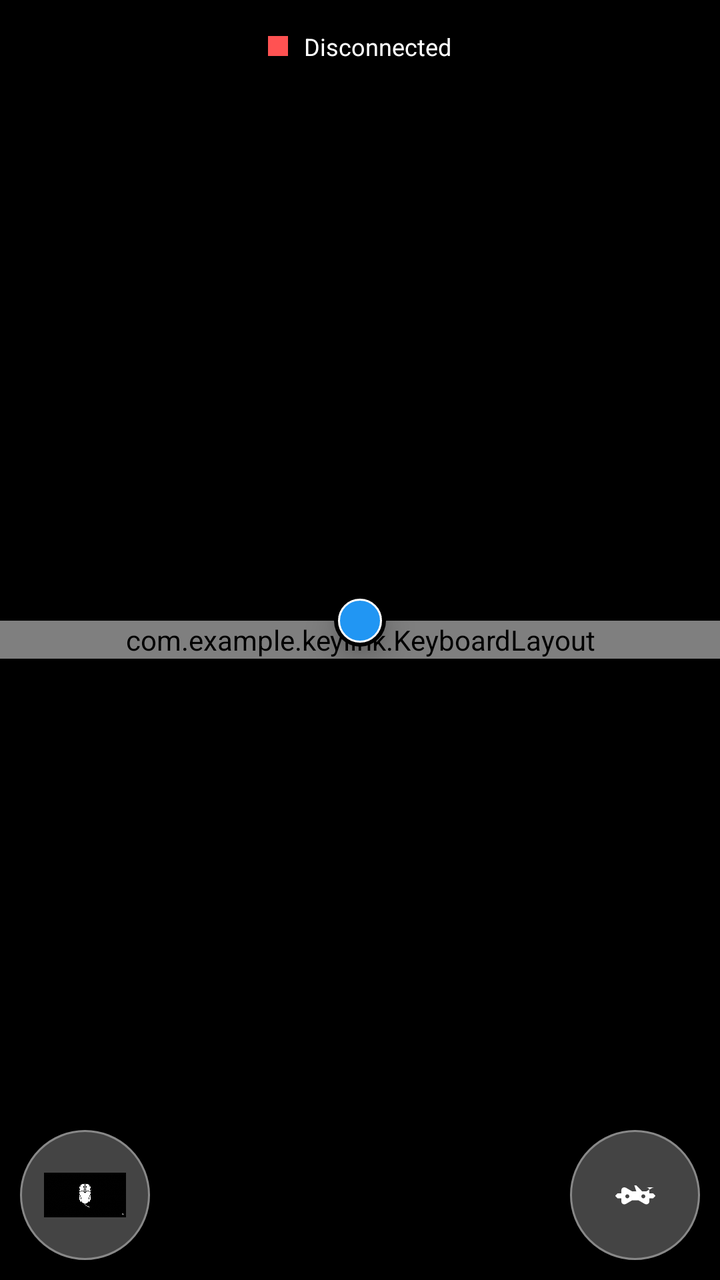
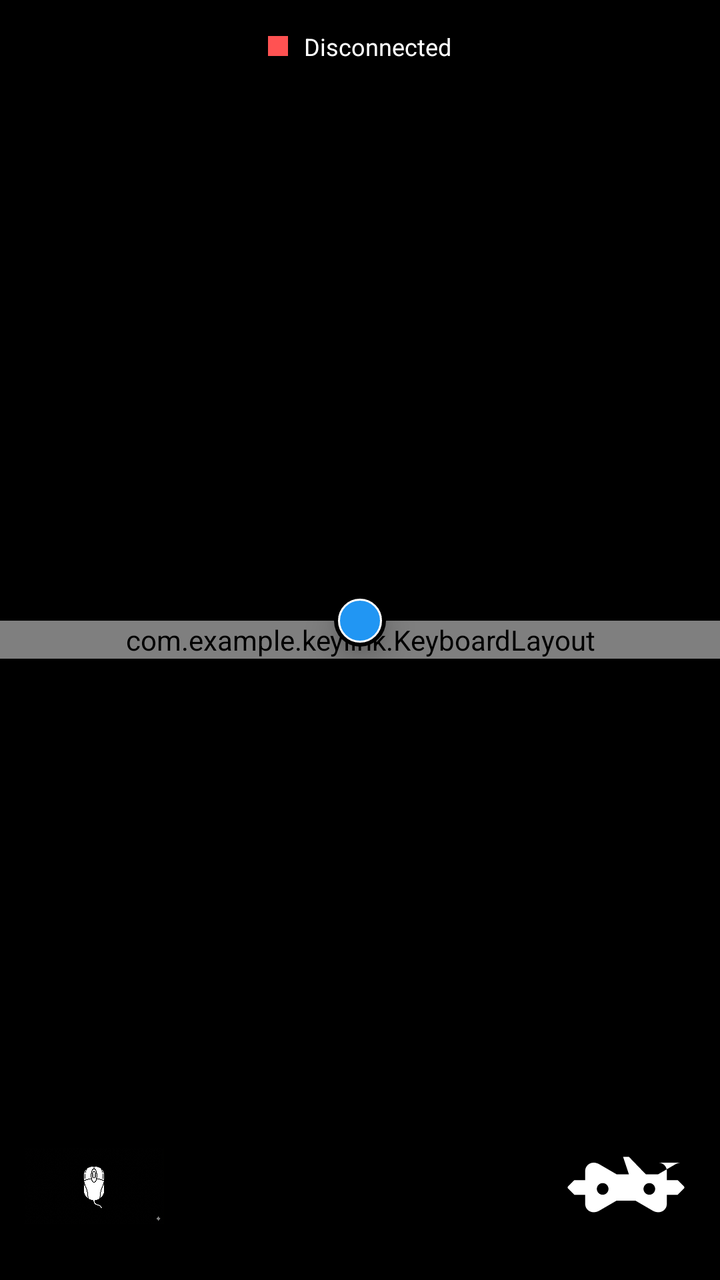

Two renders of the same Android screen: before a commit and after it. Below are the layout's source before the change and the commit's diff.
<!-- AndroidManifest.xml: application theme Theme.KeyLink -->
<!-- res/layout/activity_keyboard.xml -->
<?xml version="1.0" encoding="utf-8"?>
<FrameLayout xmlns:android="http://schemas.android.com/apk/res/android"
    xmlns:app="http://schemas.android.com/apk/res-auto"
    android:layout_width="match_parent"
    android:layout_height="match_parent"
    android:background="#000000">

    
    <View
        android:id="@+id/trackpadView"
        android:layout_width="match_parent"
        android:layout_height="match_parent" />

    <com.example.keylink.KeyboardLayout
        android:id="@+id/keyboardContainer"
        android:layout_width="match_parent"
        android:layout_height="wrap_content"
        android:layout_gravity="center"
        android:splitMotionEvents="true">

        
        <Button android:text="Esc" style="@style/KeyStyle" app:layout_rowIndex="0" app:layout_widthMultiplier="1.0"/>
        <Button android:text="F1" style="@style/KeyStyle" app:layout_rowIndex="0" app:layout_widthMultiplier="1.0"/>
        <Button android:text="F2" style="@style/KeyStyle" app:layout_rowIndex="0" app:layout_widthMultiplier="1.0"/>
        <Button android:text="F3" style="@style/KeyStyle" app:layout_rowIndex="0" app:layout_widthMultiplier="1.0"/>
        <Button android:text="F4" style="@style/KeyStyle" app:layout_rowIndex="0" app:layout_widthMultiplier="1.0"/>
        <Button android:text="F5" style="@style/KeyStyle" app:layout_rowIndex="0" app:layout_widthMultiplier="1.0"/>
        <Button android:text="F6" style="@style/KeyStyle" app:layout_rowIndex="0" app:layout_widthMultiplier="1.0"/>
        <Button android:text="F7" style="@style/KeyStyle" app:layout_rowIndex="0" app:layout_widthMultiplier="1.0"/>
        <Button android:text="F8" style="@style/KeyStyle" app:layout_rowIndex="0" app:layout_widthMultiplier="1.0"/>
        <Button android:text="F9" style="@style/KeyStyle" app:layout_rowIndex="0" app:layout_widthMultiplier="1.0"/>
        <Button android:text="F10" style="@style/KeyStyle" app:layout_rowIndex="0" app:layout_widthMultiplier="1.0"/>
        <Button android:text="F11" style="@style/KeyStyle" app:layout_rowIndex="0" app:layout_widthMultiplier="1.0"/>
        <Button android:text="F12" style="@style/KeyStyle" app:layout_rowIndex="0" app:layout_widthMultiplier="1.0"/>
        <Button android:text="PrtSc" style="@style/KeyStyle" app:layout_rowIndex="0" app:layout_widthMultiplier="1.0"/>
        <Button android:text="Ins" style="@style/KeyStyle" app:layout_rowIndex="0" app:layout_widthMultiplier="1.0"/>
        <Button android:text="Del" style="@style/KeyStyle" app:layout_rowIndex="0" app:layout_widthMultiplier="1.0"/>

        
        <Button android:text="~" style="@style/KeyStyle" app:layout_rowIndex="1" app:layout_widthMultiplier="1.0"/>
        <Button android:text="1" style="@style/KeyStyle" app:layout_rowIndex="1" app:layout_widthMultiplier="1.0"/>
        <Button android:text="2" style="@style/KeyStyle" app:layout_rowIndex="1" app:layout_widthMultiplier="1.0"/>
        <Button android:text="3" style="@style/KeyStyle" app:layout_rowIndex="1" app:layout_widthMultiplier="1.0"/>
        <Button android:text="4" style="@style/KeyStyle" app:layout_rowIndex="1" app:layout_widthMultiplier="1.0"/>
        <Button android:text="5" style="@style/KeyStyle" app:layout_rowIndex="1" app:layout_widthMultiplier="1.0"/>
        <Button android:text="6" style="@style/KeyStyle" app:layout_rowIndex="1" app:layout_widthMultiplier="1.0"/>
        <Button android:text="7" style="@style/KeyStyle" app:layout_rowIndex="1" app:layout_widthMultiplier="1.0"/>
        <Button android:text="8" style="@style/KeyStyle" app:layout_rowIndex="1" app:layout_widthMultiplier="1.0"/>
        <Button android:text="9" style="@style/KeyStyle" app:layout_rowIndex="1" app:layout_widthMultiplier="1.0"/>
        <Button android:text="0" style="@style/KeyStyle" app:layout_rowIndex="1" app:layout_widthMultiplier="1.0"/>
        <Button android:text="-" style="@style/KeyStyle" app:layout_rowIndex="1" app:layout_widthMultiplier="1.0"/>
        <Button android:text="=" style="@style/KeyStyle" app:layout_rowIndex="1" app:layout_widthMultiplier="1.0"/>
        <Button android:text="Backspace" style="@style/KeyStyle" app:layout_rowIndex="1" app:layout_widthMultiplier="1.85"/>

        
        <Button android:text="Tab" style="@style/KeyStyle" app:layout_rowIndex="2" app:layout_widthMultiplier="1.55"/>
        <Button android:text="Q" style="@style/KeyStyle" app:layout_rowIndex="2" app:layout_widthMultiplier="1.0"/>
        <Button android:text="W" style="@style/KeyStyle" app:layout_rowIndex="2" app:layout_widthMultiplier="1.0"/>
        <Button android:text="E" style="@style/KeyStyle" app:layout_rowIndex="2" app:layout_widthMultiplier="1.0"/>
        <Button android:text="R" style="@style/KeyStyle" app:layout_rowIndex="2" app:layout_widthMultiplier="1.0"/>
        <Button android:text="T" style="@style/KeyStyle" app:layout_rowIndex="2" app:layout_widthMultiplier="1.0"/>
        <Button android:text="Y" style="@style/KeyStyle" app:layout_rowIndex="2" app:layout_widthMultiplier="1.0"/>
        <Button android:text="U" style="@style/KeyStyle" app:layout_rowIndex="2" app:layout_widthMultiplier="1.0"/>
        <Button android:text="I" style="@style/KeyStyle" app:layout_rowIndex="2" app:layout_widthMultiplier="1.0"/>
        <Button android:text="O" style="@style/KeyStyle" app:layout_rowIndex="2" app:layout_widthMultiplier="1.0"/>
        <Button android:text="P" style="@style/KeyStyle" app:layout_rowIndex="2" app:layout_widthMultiplier="1.0"/>
        <Button android:text="[" style="@style/KeyStyle" app:layout_rowIndex="2" app:layout_widthMultiplier="1.0"/>
        <Button android:text="]" style="@style/KeyStyle" app:layout_rowIndex="2" app:layout_widthMultiplier="1.0"/>
        <Button android:text="\\" style="@style/KeyStyle" app:layout_rowIndex="2" app:layout_widthMultiplier="1.5"/>

        
        <FrameLayout
            android:layout_width="0dp"
            android:layout_height="0dp"
            app:layout_rowIndex="3"
            app:layout_widthMultiplier="1.85">
            <Button android:id="@+id/key_caps" android:text="Caps" style="@style/KeyStyle" android:layout_width="match_parent" android:layout_height="match_parent"/>
            <View
                android:id="@+id/caps_status_dot"
                android:layout_width="6dp"
                android:layout_height="6dp"
                android:layout_gravity="top|start"
                android:layout_margin="6dp"
                android:background="#00FF00"
                android:visibility="gone"/>
        </FrameLayout>
        <Button android:text="A" style="@style/KeyStyle" app:layout_rowIndex="3" app:layout_widthMultiplier="1.0"/>
        <Button android:text="S" style="@style/KeyStyle" app:layout_rowIndex="3" app:layout_widthMultiplier="1.0"/>
        <Button android:text="D" style="@style/KeyStyle" app:layout_rowIndex="3" app:layout_widthMultiplier="1.0"/>
        <Button android:text="F" style="@style/KeyStyle" app:layout_rowIndex="3" app:layout_widthMultiplier="1.0"/>
        <Button android:text="G" style="@style/KeyStyle" app:layout_rowIndex="3" app:layout_widthMultiplier="1.0"/>
        <Button android:text="H" style="@style/KeyStyle" app:layout_rowIndex="3" app:layout_widthMultiplier="1.0"/>
        <Button android:text="J" style="@style/KeyStyle" app:layout_rowIndex="3" app:layout_widthMultiplier="1.0"/>
        <Button android:text="K" style="@style/KeyStyle" app:layout_rowIndex="3" app:layout_widthMultiplier="1.0"/>
        <Button android:text="L" style="@style/KeyStyle" app:layout_rowIndex="3" app:layout_widthMultiplier="1.0"/>
        <Button android:text=";" style="@style/KeyStyle" app:layout_rowIndex="3" app:layout_widthMultiplier="1.0"/>
        <Button android:text="'" style="@style/KeyStyle" app:layout_rowIndex="3" app:layout_widthMultiplier="1.0"/>
        <Button android:text="Enter" style="@style/KeyStyle" app:layout_rowIndex="3" app:layout_widthMultiplier="1.9"/>

        
        <Button android:text="Shift" style="@style/KeyStyle" app:layout_rowIndex="4" app:layout_widthMultiplier="1.95"/>
        <Button android:text="Z" style="@style/KeyStyle" app:layout_rowIndex="4" app:layout_widthMultiplier="1.0"/>
        <Button android:text="X" style="@style/KeyStyle" app:layout_rowIndex="4" app:layout_widthMultiplier="1.0"/>
        <Button android:text="C" style="@style/KeyStyle" app:layout_rowIndex="4" app:layout_widthMultiplier="1.0"/>
        <Button android:text="V" style="@style/KeyStyle" app:layout_rowIndex="4" app:layout_widthMultiplier="1.0"/>
        <Button android:text="B" style="@style/KeyStyle" app:layout_rowIndex="4" app:layout_widthMultiplier="1.0"/>
        <Button android:text="N" style="@style/KeyStyle" app:layout_rowIndex="4" app:layout_widthMultiplier="1.0"/>
        <Button android:text="M" style="@style/KeyStyle" app:layout_rowIndex="4" app:layout_widthMultiplier="1.0"/>
        <Button android:text="," style="@style/KeyStyle" app:layout_rowIndex="4" app:layout_widthMultiplier="1.0"/>
        <Button android:text="." style="@style/KeyStyle" app:layout_rowIndex="4" app:layout_widthMultiplier="1.0"/>
        <Button android:text="/" style="@style/KeyStyle" app:layout_rowIndex="4" app:layout_widthMultiplier="1.0"/>
        <Button android:text="Shift" style="@style/KeyStyle" app:layout_rowIndex="4" app:layout_widthMultiplier="1.0"/>
        <Button android:text="↑" style="@style/NavKeyStyle" app:layout_rowIndex="4" app:layout_widthMultiplier="1.0"/>

        
        <Button android:text="Ctrl" style="@style/KeyStyle" app:layout_rowIndex="5" app:layout_widthMultiplier="1.2"/>
        <Button android:text="Fn" style="@style/KeyStyle" app:layout_rowIndex="5" app:layout_widthMultiplier="1.15"/>
        <Button android:text="Win" style="@style/KeyStyle" app:layout_rowIndex="5" app:layout_widthMultiplier="1.2"/>
        <Button android:text="Alt" style="@style/KeyStyle" app:layout_rowIndex="5" app:layout_widthMultiplier="1.2"/>
        <Button android:text=" " style="@style/KeyStyle" app:layout_rowIndex="5" app:layout_widthMultiplier="4.9"/>
        <Button android:text="Alt" style="@style/KeyStyle" app:layout_rowIndex="5" app:layout_widthMultiplier="1.2"/>
        <Button android:text="Ctrl" style="@style/KeyStyle" app:layout_rowIndex="5" app:layout_widthMultiplier="1.2"/>
        <Button android:text="←" style="@style/NavKeyStyle" app:layout_rowIndex="5" app:layout_widthMultiplier="1.0"/>
        <Button android:text="↓" style="@style/NavKeyStyle" app:layout_rowIndex="5" app:layout_widthMultiplier="1.0"/>
        <Button android:text="→" style="@style/NavKeyStyle" app:layout_rowIndex="5" app:layout_widthMultiplier="1.0"/>

    </com.example.keylink.KeyboardLayout>

    
    <View
        android:id="@+id/trackpoint"
        android:layout_width="26dp"
        android:layout_height="26dp"
        android:background="@drawable/trackpoint_bg"
        android:layout_gravity="center"
        android:layout_marginTop="-10dp"
        android:elevation="10dp" />

    
    <ImageButton
        android:id="@+id/btnSwitchTrackpad"
        android:layout_width="65dp"
        android:layout_height="65dp"
        android:layout_gravity="bottom|left"
        android:layout_margin="10dp"
        android:background="@drawable/circle_button_bg"
        app:srcCompat="@drawable/mouse_icon"
        android:scaleType="centerInside"
        android:padding="12dp"
        android:elevation="15dp"
        android:contentDescription="Switch to Trackpad"/>

    <ImageButton
        android:id="@+id/btnSwitchGamepad"
        android:layout_width="65dp"
        android:layout_height="65dp"
        android:layout_gravity="bottom|right"
        android:layout_margin="10dp"
        android:background="@drawable/circle_button_bg"
        app:srcCompat="@drawable/ic_gamepad_profile"
        android:scaleType="centerInside"
        android:padding="12dp"
        android:elevation="15dp"
        android:contentDescription="Switch to Gamepad"/>

    <LinearLayout
        android:layout_width="wrap_content"
        android:layout_height="wrap_content"
        android:layout_gravity="top|center_horizontal"
        android:layout_marginTop="10dp"
        android:orientation="horizontal"
        android:gravity="center_vertical"
        android:background="#44000000"
        android:padding="5dp">
        <View
            android:id="@+id/connectionStatusDot"
            android:layout_width="10dp"
            android:layout_height="10dp"
            android:background="#FF5252"
            android:layout_marginEnd="8dp"/>
        <TextView
            android:id="@+id/tvConnectionStatus"
            android:layout_width="wrap_content"
            android:layout_height="wrap_content"
            android:text="Disconnected"
            android:textColor="#FFFFFF"
            android:textSize="12sp"/>
    </LinearLayout>

</FrameLayout>
<!-- resources referenced by this layout -->
<resources>
  <!-- drawable circle_button_bg (drawable) -->
  <shape xmlns:android="http://schemas.android.com/apk/res/android" android:shape="oval">
      <solid android:color="#444444"/>
      <stroke android:width="1dp" android:color="#888888"/>
  </shape>
  <!-- drawable ic_gamepad_profile (drawable) -->
  <?xml version="1.0" encoding="utf-8"?>
  <vector xmlns:android="http://schemas.android.com/apk/res/android"
      android:width="24dp"
      android:height="24dp"
      android:viewportWidth="24"
      android:viewportHeight="24">
      <path
          android:fillColor="#FFFFFF"
          android:pathData="M21.5,8c-0.34,-0.01 -0.68,0.08 -0.99,0.25L17.5,10h-2.1L12.5,7h-1L12.5,10h-2.1L7.39,8.25C7.08,8.08,6.74,7.99,6.4,8C5.63,8.02,5,8.65,5,9.42V11H3.14l-1.07,1.07c-0.1,0.1 -0.1,0.26,0,0.36L3.14,13.5H5v1.58c0,0.77,0.63,1.4,1.4,1.42c0.34,0.01,0.68,-0.08,0.99,-0.25L10.4,14.5h3.2l3.01,1.75c0.31,0.17,0.65,0.26,0.99,0.25c0.77,-0.02,1.4,-0.65,1.4,-1.42V13.5h1.86l1.07,-1.07c0.1,-0.1,0.1,-0.26,0,-0.36l-1.07,-1.07H19V9.42C19,8.65,18.37,8.02,17.6,8H21.5zM8,13.5c-0.55,0,-1,-0.45,-1,-1s0.45,-1,1,-1s1,0.45,1,1S8.55,13.5,8,13.5zM16,13.5c-0.55,0,-1,-0.45,-1,-1s0.45,-1,1,-1s1,0.45,1,1S16.55,13.5,16,13.5z" />
  </vector>
  <!-- drawable trackpoint_bg (drawable) -->
  <layer-list xmlns:android="http://schemas.android.com/apk/res/android">
      <item>
          <shape android:shape="oval">
              <solid android:color="#000000"/>
          </shape>
      </item>
      <item android:top="2dp" android:bottom="2dp" android:left="2dp" android:right="2dp">
          <shape android:shape="oval">
              <solid android:color="#2196F3"/>
              <stroke android:width="1dp" android:color="#FFFFFF"/>
          </shape>
      </item>
  </layer-list>
  <style name="KeyStyle" parent="Widget.MaterialComponents.Button">
          <item name="android:layout_width">0dp</item>
          <item name="android:layout_height">0dp</item>
          <item name="android:insetTop">0dp</item>
          <item name="android:insetBottom">0dp</item>
          <item name="android:insetLeft">0dp</item>
          <item name="android:insetRight">0dp</item>
          <item name="android:padding">0dp</item>
          <item name="android:gravity">center</item>
          <item name="android:textAlignment">center</item>
          <item name="android:includeFontPadding">false</item>
          <item name="android:textSize">14sp</item>
          <item name="android:textColor">#E0E0E0</item>
          <item name="backgroundTint">#2A2A2A</item>
          <item name="android:textAllCaps">false</item>
          <item name="android:minHeight">0dp</item>
          <item name="android:minWidth">0dp</item>
          <item name="cornerRadius">10dp</item>
          <item name="strokeColor">#3A3A3A</item>
          <item name="strokeWidth">1dp</item>
          <item name="rippleColor">@android:color/transparent</item>
          <item name="android:stateListAnimator">@null</item>
          <item name="android:soundEffectsEnabled">false</item>
      </style>
  <style name="NavKeyStyle" parent="KeyStyle">
          <item name="android:textSize">10sp</item>
      </style>
  <style name="Theme.KeyLink" parent="Theme.MaterialComponents.DayNight.NoActionBar">
          
          <item name="colorPrimary">@color/purple_500</item>
          <item name="colorPrimaryVariant">@color/purple_700</item>
          <item name="colorOnPrimary">@color/white</item>
          
          <item name="colorSecondary">@color/teal_200</item>
          <item name="colorSecondaryVariant">@color/teal_700</item>
          <item name="colorOnSecondary">@color/black</item>
          
          <item name="android:statusBarColor">#000000</item>
          
          <item name="android:windowFullscreen">true</item>
          <item name="android:windowContentOverlay">@null</item>
      </style>
  <color name="purple_500">#FF6200EE</color>
  <color name="purple_700">#FF3700B3</color>
  <color name="white">#FFFFFFFF</color>
  <color name="teal_200">#FF03DAC5</color>
  <color name="teal_700">#FF018786</color>
  <color name="black">#FF000000</color>
  <!-- unchanged entries left out for length: 1 -->
</resources>

<!-- the commit's change to res/layout/activity_keyboard.xml (unified diff, before → after) -->
@@ -139,27 +139,25 @@
     
     <ImageButton
         android:id="@+id/btnSwitchTrackpad"
-        android:layout_width="65dp"
-        android:layout_height="65dp"
+        android:layout_width="70dp"
+        android:layout_height="70dp"
         android:layout_gravity="bottom|left"
-        android:layout_margin="10dp"
-        android:background="@drawable/circle_button_bg"
+        android:layout_margin="12dp"
+        android:background="@android:color/transparent"
         app:srcCompat="@drawable/mouse_icon"
-        android:scaleType="centerInside"
-        android:padding="12dp"
+        android:scaleType="fitCenter"
         android:elevation="15dp"
         android:contentDescription="Switch to Trackpad"/>
 
     <ImageButton
         android:id="@+id/btnSwitchGamepad"
-        android:layout_width="65dp"
-        android:layout_height="65dp"
+        android:layout_width="70dp"
+        android:layout_height="70dp"
         android:layout_gravity="bottom|right"
-        android:layout_margin="10dp"
-        android:background="@drawable/circle_button_bg"
+        android:layout_margin="12dp"
+        android:background="@android:color/transparent"
         app:srcCompat="@drawable/ic_gamepad_profile"
-        android:scaleType="centerInside"
-        android:padding="12dp"
+        android:scaleType="fitCenter"
         android:elevation="15dp"
         android:contentDescription="Switch to Gamepad"/>
 
<!-- resource entries referenced after the edit -->
@@ -1,10 +1,5 @@
 <!-- resources referenced by this layout -->
 <resources>
-  <!-- drawable circle_button_bg (drawable) -->
-  <shape xmlns:android="http://schemas.android.com/apk/res/android" android:shape="oval">
-      <solid android:color="#444444"/>
-      <stroke android:width="1dp" android:color="#888888"/>
-  </shape>
   <!-- drawable ic_gamepad_profile (drawable) -->
   <?xml version="1.0" encoding="utf-8"?>
   <vector xmlns:android="http://schemas.android.com/apk/res/android"
